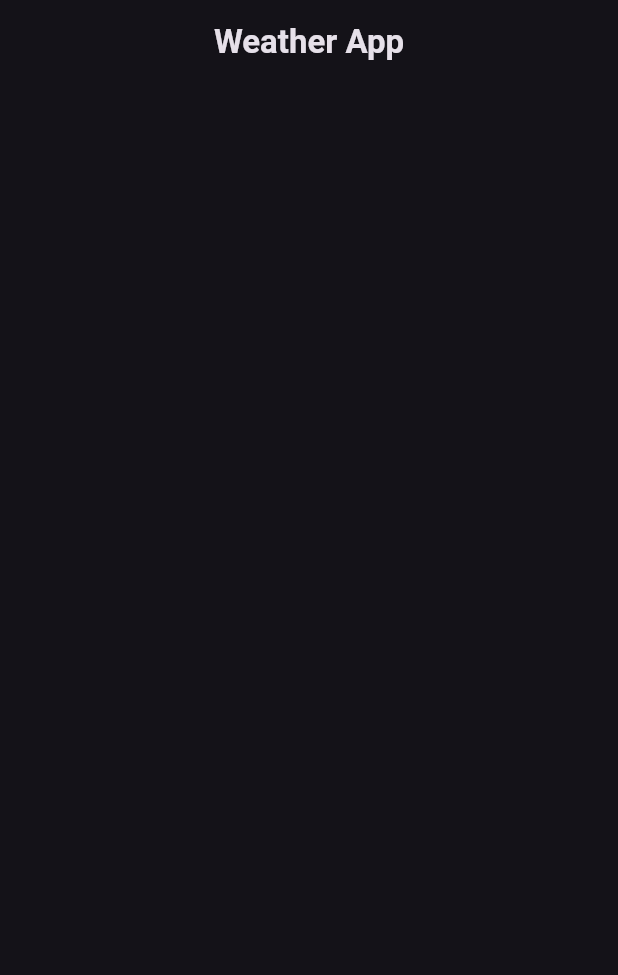
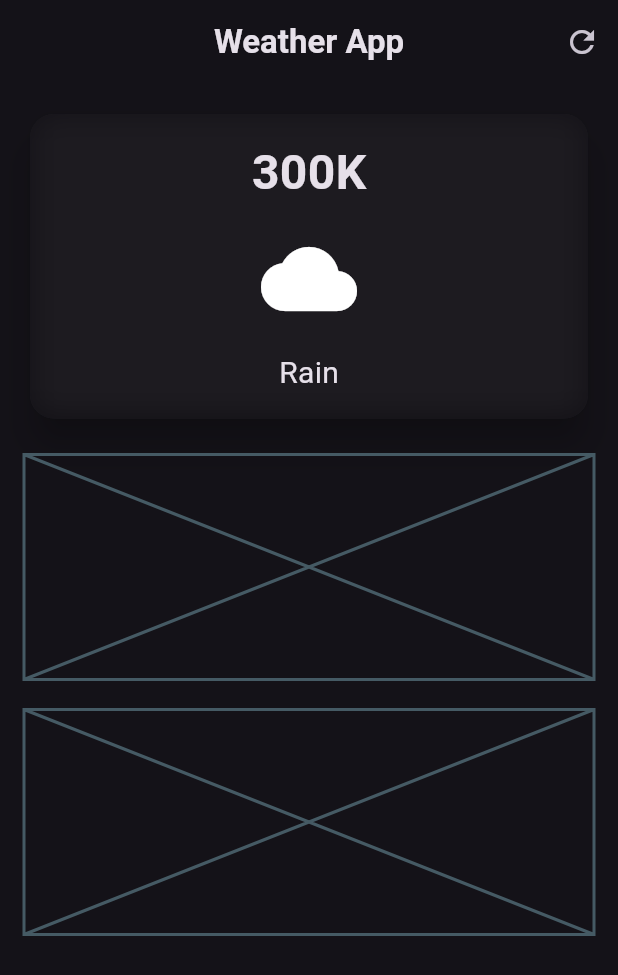
Before and after one commit to sanghaibiraj/weather_app_flutter, a Flutter app: the screen it shows after launch, on a phone screen of 412 x 824 dp. Shown: the top 975 px of the screen. Run offline on Flutter 3.47's test engine with Material 3 defaults, Android fonts, the phone set to English and light mode, and no system bars.

Commit message:
main card design

```diff
--- a/lib/weather_screen.dart
+++ b/lib/weather_screen.dart
@@ -1,3 +1,5 @@
+import 'dart:ui';
+
 import 'package:flutter/material.dart';
 
 class WeatherScreen extends StatelessWidget {
@@ -14,6 +16,71 @@ class WeatherScreen extends StatelessWidget {
           ),
         ),
         centerTitle: true,
+        actions: [
+          IconButton(
+            onPressed: () {},
+            icon: const Icon(Icons.refresh),
+          ),
+        ],
+      ),
+      body: Padding(
+        padding: const EdgeInsets.all(16.0),
+        child: Column(
+          children: [
+            SizedBox(
+              width: double.infinity,
+              child: Card(
+                elevation: 10,
+                shape: RoundedRectangleBorder(
+                  borderRadius: BorderRadius.circular(16),
+                ),
+                child: ClipRRect(
+                  borderRadius: BorderRadius.circular(16),
+                  child: BackdropFilter(
+                    filter: ImageFilter.blur(
+                      sigmaX: 10,
+                      sigmaY: 10,
+                    ),
+                    child: const Padding(
+                      padding: EdgeInsets.all(16.0),
+                      child: Column(
+                        children: [
+                          Text(
+                            '300K',
+                            style: TextStyle(
+                              fontSize: 32,
+                              fontWeight: FontWeight.bold,
+                            ),
+                          ),
+                          SizedBox(height: 16,),
+                          Icon(
+                            Icons.cloud,
+                            size: 64,
+                          ),
+                          SizedBox(height: 16,),
+                          Text(
+                            'Rain',
+                            style: TextStyle(
+                              fontSize: 20,
+                            ),
+                          ),
+                        ],
+                      ),
+                    ),
+                  ),
+                ),
+              ),
+            ),
+            const SizedBox(height: 20),
+            const Placeholder(
+              fallbackHeight: 150,
+            ),
+            const SizedBox(height: 20),
+            const Placeholder(
+              fallbackHeight: 150,
+            ),
+          ],
+        ),
       ),
     );
   }
```
